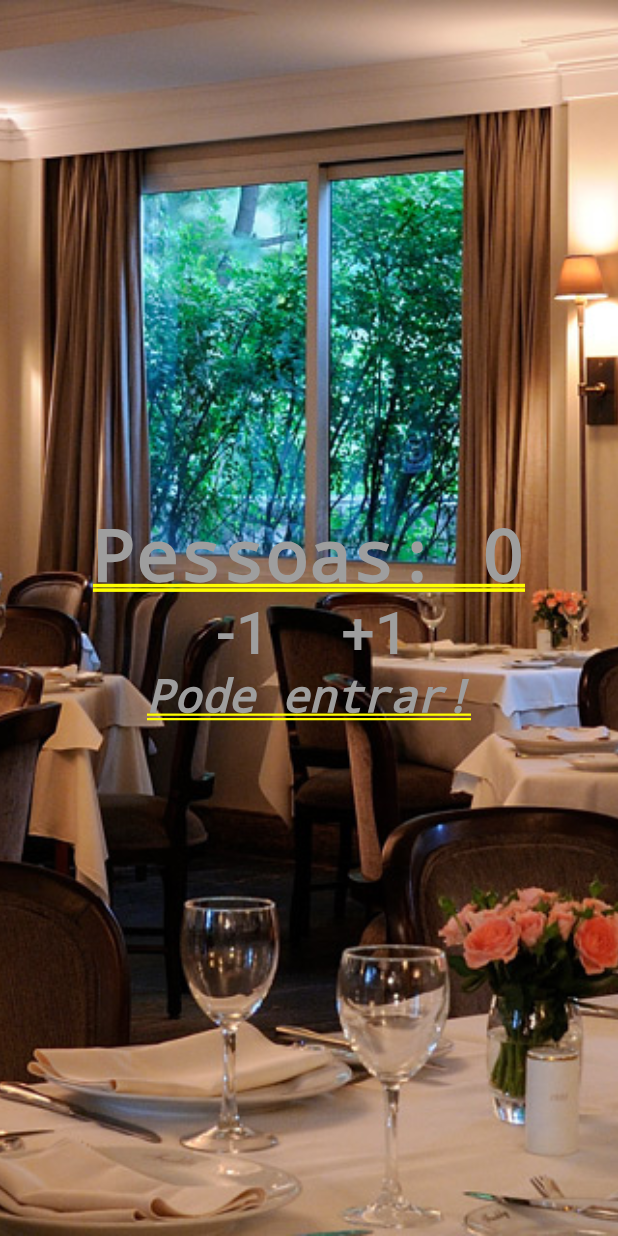
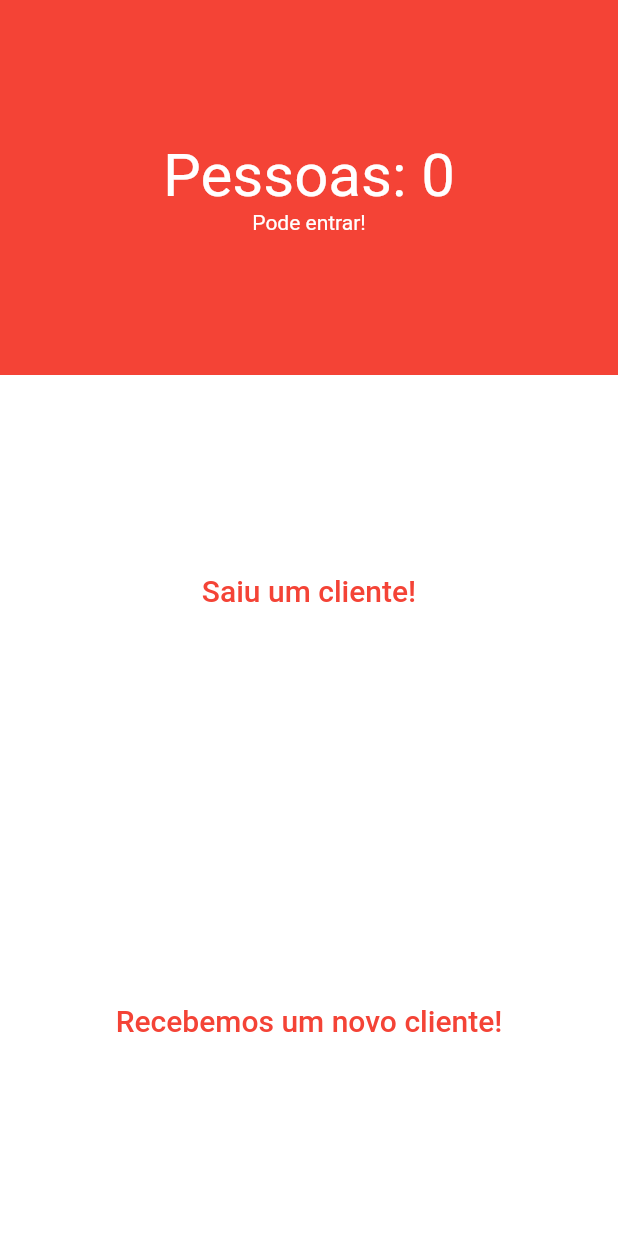
Before and after one commit to MsMisael/contador_de_pessoas, a Flutter app: the screen it shows after launch, on a phone screen of 412 x 824 dp. Run offline on Flutter 3.47's test engine with Material 2 defaults, Android fonts, the phone set to English and light mode, and no system bars.

Commit message:
Novos  ajustes apos a aula
Criei alguns  widgets para separar um pouco as responsabilidades

```diff
--- /dev/null
+++ b/lib/home/home_widget.dart
@@ -0,0 +1,70 @@
+import 'package:flutter/material.dart';
+
+import 'widgets/appbar_widget.dart';
+
+class Home extends StatefulWidget {
+  @override
+  _HomeState createState() => _HomeState();
+}
+
+class _HomeState extends State<Home> {
+  int _people = 0;
+  String _infoText = "Pode entrar!";
+
+  void _changePeople(int increment) {
+    setState(() {
+      _people += increment;
+      if (_people < 0) {
+        _infoText = "Bug na matrix!!!";
+      } else if (_people <= 10) {
+        _infoText = "Estamos com vagas!";
+      } else {
+        _infoText = "Estamos lotados!";
+      }
+    });
+  }
+
+  @override
+  Widget build(BuildContext context) {
+    return Scaffold(
+      appBar: AppBarWidget(
+        count: _people,
+        title: "Pessoas",
+        description: _infoText,
+      ),
+      body: Stack(
+        children: [
+          Container(
+            color: Colors.white,
+          ),
+          Center(
+            child: Padding(
+              padding: const EdgeInsets.symmetric(horizontal: 8.0),
+              child: Column(
+                mainAxisAlignment: MainAxisAlignment.spaceAround,
+                children: [
+                  FlatButton(
+                      onPressed: () {
+                        _changePeople(-1);
+                      },
+                      child: Text(
+                        "Saiu um cliente!",
+                        style: TextStyle(fontSize: 20, color: Colors.red),
+                      )),
+                  FlatButton(
+                      onPressed: () {
+                        _changePeople(1);
+                      },
+                      child: Text(
+                        "Recebemos um novo cliente!",
+                        style: TextStyle(fontSize: 20, color: Colors.red),
+                      )),
+                ],
+              ),
+            ),
+          ),
+        ],
+      ),
+    );
+  }
+}
--- /dev/null
+++ b/lib/home/widgets/appbar_widget.dart
@@ -0,0 +1,34 @@
+import 'package:flutter/material.dart';
+
+class AppBarWidget extends PreferredSize {
+  final int count;
+  final String title;
+  final String description;
+  AppBarWidget({this.title, this.count, this.description})
+      : super(
+          preferredSize: Size.fromHeight(250),
+          child: Container(
+            decoration: BoxDecoration(color: Colors.red),
+            height: 250,
+            child: Stack(
+              children: [
+                Center(
+                  child: Column(
+                    mainAxisAlignment: MainAxisAlignment.center,
+                    children: [
+                      Text(
+                        "$title: $count",
+                        style: TextStyle(color: Colors.white, fontSize: 40.0),
+                      ),
+                      Text(
+                        description,
+                        style: TextStyle(color: Colors.white),
+                      ),
+                    ],
+                  ),
+                )
+              ],
+            ),
+          ),
+        );
+}
--- a/lib/main.dart
+++ b/lib/main.dart
@@ -1,85 +1,9 @@
 import 'package:flutter/material.dart';
+
+import 'home/home_widget.dart';
 
 void main() {
   runApp(
     MaterialApp(title: "Contador de pessoas", home: Home()),
   );
 }
-
-class Home extends StatefulWidget {
-  @override
-  _HomeState createState() => _HomeState();
-}
-
-class _HomeState extends State<Home> {
-  int _people = 0;
-  String _infoText = "Pode entrar!";
-
-  void _changePeople(int increment) {
-    setState(() {
-      _people += increment;
-      if (_people < 0) {
-        _infoText = "Bug na matrix!!!";
-      } else if (_people <= 10) {
-        _infoText = "Pode entrar!";
-      } else {
-        _infoText = "Pode lotado!";
-      }
-    });
-  }
-
-  @override
-  Widget build(BuildContext context) {
-    return Stack(
-      children: [
-        Image.asset(
-          "images/restaurant.jpg",
-          fit: BoxFit.cover,
-          height: double.infinity,
-        ),
-        Column(
-          mainAxisAlignment: MainAxisAlignment.center,
-          children: [
-            Text(
-              "Pessoas: $_people",
-              style: TextStyle(color: Colors.grey, fontWeight: FontWeight.bold),
-            ),
-            Padding(
-              padding: const EdgeInsets.symmetric(horizontal: 8.0),
-              child: Row(
-                mainAxisAlignment: MainAxisAlignment.center,
-                children: [
-                  FlatButton(
-                      onPressed: () {
-                        _changePeople(-1);
-                      },
-                      child: Text(
-                        "-1",
-                        style: TextStyle(fontSize: 40, color: Colors.grey),
-                      )),
-                  FlatButton(
-                      onPressed: () {
-                        _changePeople(1);
-                      },
-                      child: Text(
-                        "+1",
-                        style: TextStyle(fontSize: 40, color: Colors.grey),
-                      )),
-                ],
-              ),
-            ),
-            Text(
-              _infoText,
-              style: TextStyle(
-                color: Colors.grey,
-                fontWeight: FontWeight.bold,
-                fontSize: 30,
-                fontStyle: FontStyle.italic,
-              ),
-            ),
-          ],
-        ),
-      ],
-    );
-  }
-}
```
